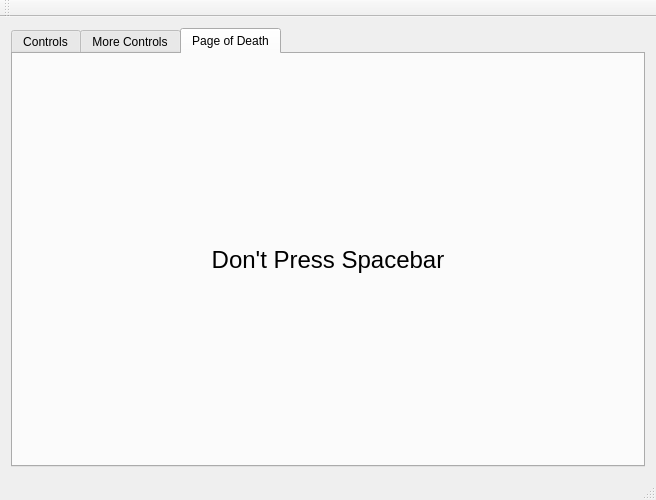
FIGS-FESS/FESSGUI, file FESS-GUI/mainwindow.ui: the form before one commit.
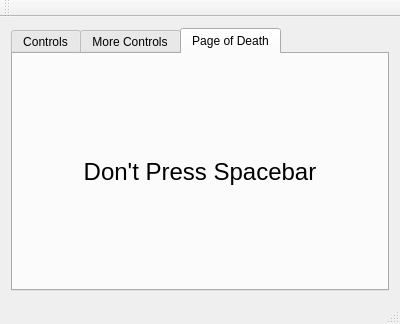
The form after the commit. The open tabs and pages were chosen to show the change.

What changed in the file:
```diff
--- a/FESS-GUI/mainwindow.ui
+++ b/FESS-GUI/mainwindow.ui
@@ -6,8 +6,8 @@
    <rect>
     <x>0</x>
     <y>0</y>
-    <width>656</width>
-    <height>500</height>
+    <width>400</width>
+    <height>324</height>
    </rect>
   </property>
   <property name="windowTitle">
```
Left out of the diff: 8 changed lines with no effect on the pictures.
